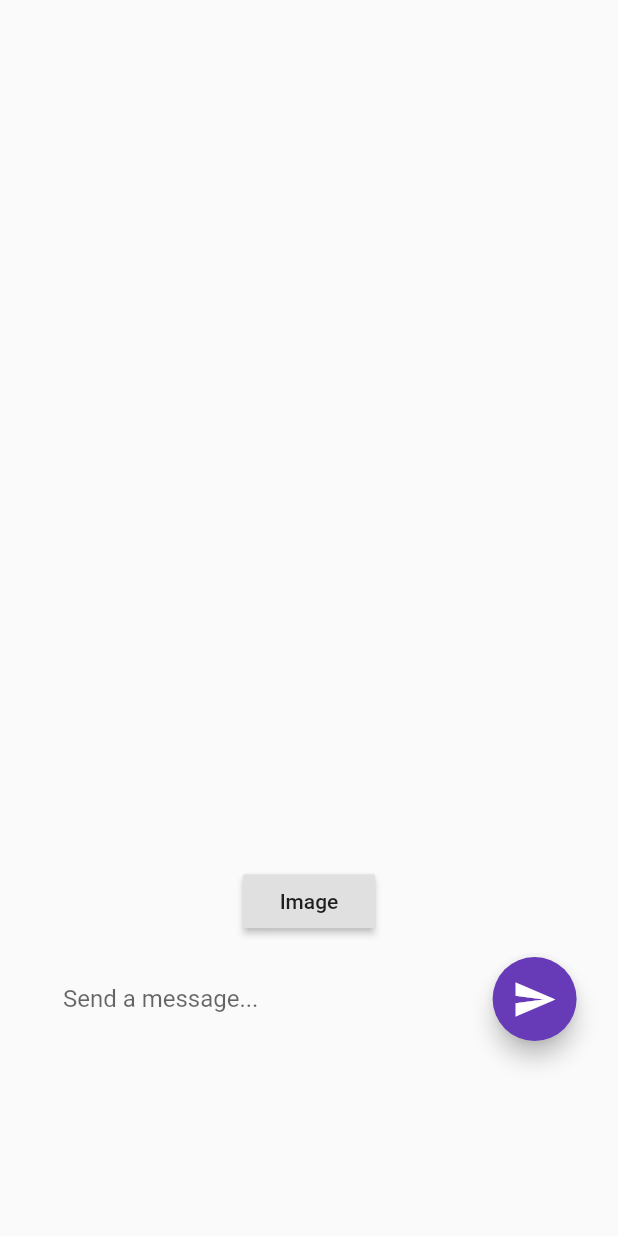
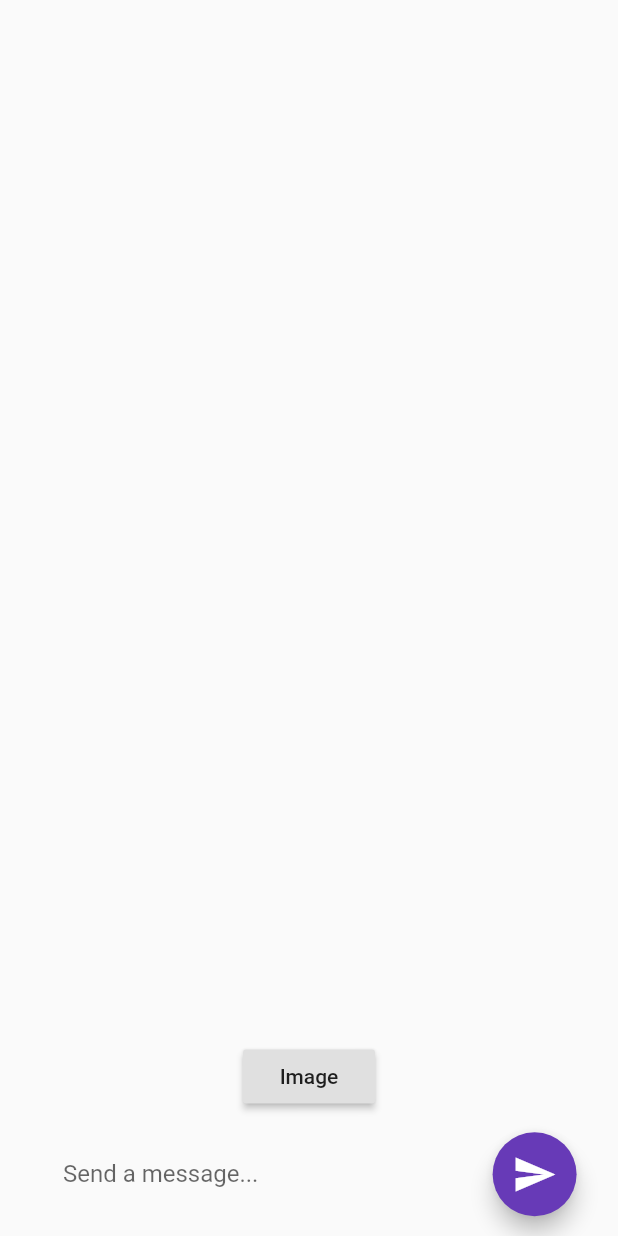
Before and after one commit to mitchross/flutter-web-socket-demo, a Flutter app: the screen it shows after launch, on a phone screen of 412 x 824 dp. Run offline on Flutter 3.47's test engine with Material 2 defaults, Android fonts, the phone set to English and light mode, and no system bars; our stand-ins replace image_picker, video_player; missing offline and left inert: flutter_socket_io.

Commit message:
layout refactor

```diff
--- a/flutter_web_socket_app_demo/lib/chatpage.dart
+++ b/flutter_web_socket_app_demo/lib/chatpage.dart
@@ -52,10 +52,10 @@ class _ChatPageState extends State<ChatPage> {
     socketIO.subscribe('receive_message', (jsonData) {
       //Convert the JSON data received into a Map
       Map<String, dynamic> data = json.decode(jsonData);
-      if (data['img'] !=null ) {
+      if (data['img'] != null) {
         this.setState(() => messages.add(new Message(null, data['img'])));
       } else {
-        this.setState(() => messages.add(new Message(data['message'],null )));
+        this.setState(() => messages.add(new Message(data['message'], null)));
       }
       scrollController.animateTo(
         scrollController.position.maxScrollExtent,
@@ -71,7 +71,7 @@ class _ChatPageState extends State<ChatPage> {
   Widget buildSingleMessage(int index) {
     Message myMessage = messages[index];
 
-    if (myMessage.text != null) {
+    if (myMessage.base64Image != null) {
       return Container(
         alignment: Alignment.centerLeft,
         child: Container(
@@ -81,15 +81,10 @@ class _ChatPageState extends State<ChatPage> {
             color: Colors.deepPurple,
             borderRadius: BorderRadius.circular(20.0),
           ),
-
-          child: Text(
-            myMessage.text,
-            style: TextStyle(color: Colors.white, fontSize: 15.0),
-          ),
+          child: Image.memory(getImageFromBase64(myMessage.base64Image)),
         ),
       );
-    }
-     if (myMessage.base64Image!=null ) {
+    } else {
       return Container(
         alignment: Alignment.centerLeft,
         child: Container(
@@ -99,7 +94,10 @@ class _ChatPageState extends State<ChatPage> {
             color: Colors.deepPurple,
             borderRadius: BorderRadius.circular(20.0),
           ),
-        child:   Image.memory(getImageFromBase64(myMessage.base64Image)),
+          child: Text(
+            myMessage.text,
+            style: TextStyle(color: Colors.white, fontSize: 15.0),
+          ),
         ),
       );
     }
@@ -177,22 +175,33 @@ class _ChatPageState extends State<ChatPage> {
   Widget build(BuildContext context) {
     height = MediaQuery.of(context).size.height;
     width = MediaQuery.of(context).size.width;
-    return Scaffold(
-      body: SingleChildScrollView(
-        child: Column(
-          children: <Widget>[
-            SizedBox(height: height * 0.1),
-            buildMessageList(),
+
+    return Scaffold(body: SafeArea(
+      child: LayoutBuilder(builder: (context, constraints) {
+        return SingleChildScrollView(
+            child: ConstrainedBox(
+                constraints: BoxConstraints(
+                    minWidth: constraints.maxWidth,
+                    minHeight: constraints.maxHeight),
+                child: IntrinsicHeight(
+                  child: Column(mainAxisSize: MainAxisSize.max, children: [
+                    Padding(
+                      padding: EdgeInsets.only(top: 6.0),
+                    ),
+                    Expanded(
+                      child: Container(
+                        child: buildMessageList(),
+                      ),
+                    ),
                     RaisedButton(
                       child: Text("Image"),
                       onPressed: getImage,
                     ),
                     buildInputArea(),
-
-          ],
-        ),
-      ),
-    );
+                  ]),
+                )));
+      }),
+    ));
   }
 
   void _sendImageMessage2() {
@@ -217,6 +226,6 @@ class _ChatPageState extends State<ChatPage> {
     socketIO.sendMessage('send_message', json.encode({'img': base64}));
 
     //this is the inline preview
-    this.setState(() => messages.add(Message(null,base64)));
+    this.setState(() => messages.add(Message(null, base64)));
   }
 }
```
Lines whose indentation alone changed are shown as unchanged.
